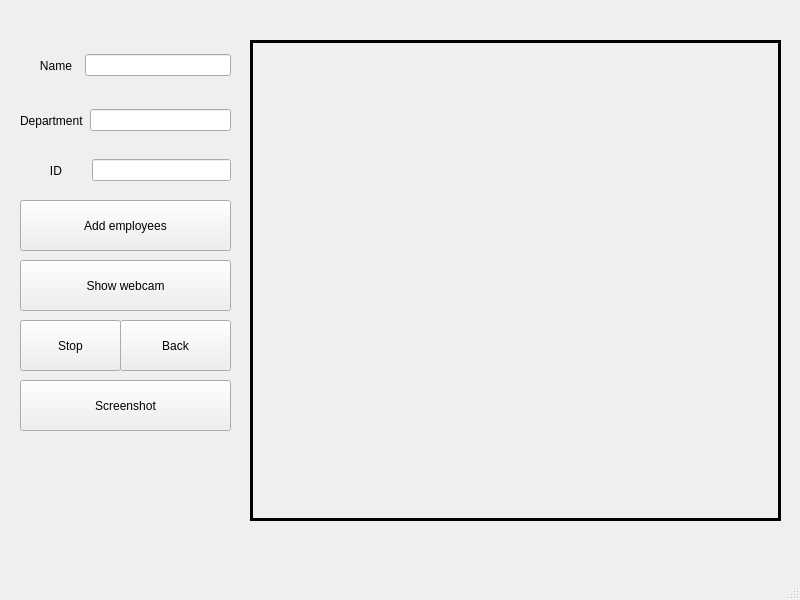
The window that add.ui (quangtu1042001/CNN) describes before a commit, drawn with Qt 5.
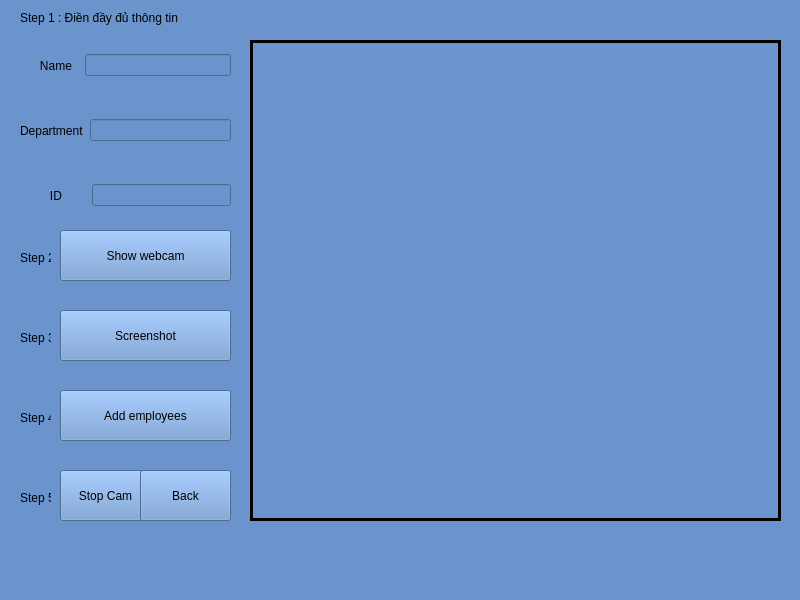
The same window after the commit.

```diff
--- a/add.ui
+++ b/add.ui
@@ -13,14 +13,17 @@
   <property name="windowTitle">
    <string>add</string>
   </property>
+  <property name="styleSheet">
+   <string notr="true">background: rgb(107, 148, 205)</string>
+  </property>
   <widget class="QWidget" name="centralwidget">
    <widget class="QWidget" name="horizontalLayoutWidget_3">
     <property name="geometry">
      <rect>
       <x>20</x>
-      <y>150</y>
+      <y>170</y>
       <width>211</width>
-      <height>41</height>
+      <height>51</height>
      </rect>
     </property>
     <layout class="QHBoxLayout" name="horizontalLayout_3">
@@ -40,7 +43,7 @@
     <property name="geometry">
      <rect>
       <x>20</x>
-      <y>100</y>
+      <y>110</y>
       <width>211</width>
       <height>41</height>
      </rect>
@@ -83,9 +86,9 @@
    <widget class="QPushButton" name="addEmp">
     <property name="geometry">
      <rect>
-      <x>20</x>
-      <y>200</y>
-      <width>211</width>
+      <x>60</x>
+      <y>390</y>
+      <width>171</width>
       <height>51</height>
      </rect>
     </property>
@@ -96,9 +99,9 @@
    <widget class="QPushButton" name="showCam">
     <property name="geometry">
      <rect>
-      <x>20</x>
-      <y>260</y>
-      <width>211</width>
+      <x>60</x>
+      <y>230</y>
+      <width>171</width>
       <height>51</height>
      </rect>
     </property>
@@ -128,22 +131,22 @@
    <widget class="QPushButton" name="closeCam">
     <property name="geometry">
      <rect>
-      <x>20</x>
-      <y>320</y>
-      <width>101</width>
+      <x>60</x>
+      <y>470</y>
+      <width>91</width>
       <height>51</height>
      </rect>
     </property>
     <property name="text">
-     <string>Stop</string>
+     <string>Stop Cam</string>
     </property>
    </widget>
    <widget class="QPushButton" name="backTime">
     <property name="geometry">
      <rect>
-      <x>120</x>
-      <y>320</y>
-      <width>111</width>
+      <x>140</x>
+      <y>470</y>
+      <width>91</width>
       <height>51</height>
      </rect>
     </property>
@@ -154,9 +157,9 @@
    <widget class="QPushButton" name="Screenshot">
     <property name="geometry">
      <rect>
-      <x>20</x>
-      <y>380</y>
-      <width>211</width>
+      <x>60</x>
+      <y>310</y>
+      <width>171</width>
       <height>51</height>
      </rect>
     </property>
@@ -164,6 +167,71 @@
      <string>Screenshot</string>
     </property>
    </widget>
+   <widget class="QLabel" name="label_4">
+    <property name="geometry">
+     <rect>
+      <x>20</x>
+      <y>250</y>
+      <width>31</width>
+      <height>16</height>
+     </rect>
+    </property>
+    <property name="text">
+     <string>Step 2</string>
+    </property>
+   </widget>
+   <widget class="QLabel" name="label_5">
+    <property name="geometry">
+     <rect>
+      <x>20</x>
+      <y>10</y>
+      <width>221</width>
+      <height>16</height>
+     </rect>
+    </property>
+    <property name="text">
+     <string>Step 1 : Điền đầy đủ thông tin</string>
+    </property>
+   </widget>
+   <widget class="QLabel" name="label_6">
+    <property name="geometry">
+     <rect>
+      <x>20</x>
+      <y>410</y>
+      <width>31</width>
+      <height>16</height>
+     </rect>
+    </property>
+    <property name="text">
+     <string>Step 4</string>
+    </property>
+   </widget>
+   <widget class="QLabel" name="label_8">
+    <property name="geometry">
+     <rect>
+      <x>20</x>
+      <y>330</y>
+      <width>31</width>
+      <height>16</height>
+     </rect>
+    </property>
+    <property name="text">
+     <string>Step 3</string>
+    </property>
+   </widget>
+   <widget class="QLabel" name="label_9">
+    <property name="geometry">
+     <rect>
+      <x>20</x>
+      <y>490</y>
+      <width>31</width>
+      <height>16</height>
+     </rect>
+    </property>
+    <property name="text">
+     <string>Step 5</string>
+    </property>
+   </widget>
   </widget>
   <widget class="QMenuBar" name="menubar">
    <property name="geometry">
```
Left out of the diff: 4 changed lines with no effect on the pictures.
